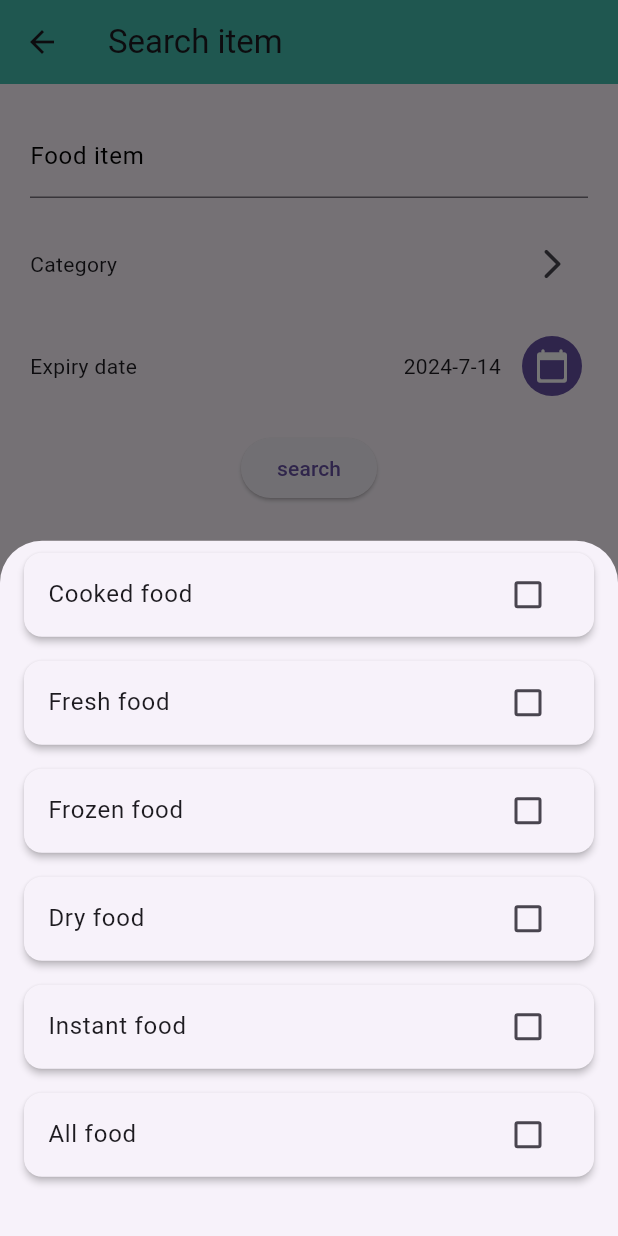
After one commit to TAPIIPAUSE/FoodHero, a Flutter app: the SearchItem screen opened by its route, after a tap on the "arrow forward ios" icon, on a phone screen of 412 x 824 dp. The commit adds this screen. Run offline on Flutter 3.47's test engine with Material 3 defaults, Android fonts, the phone set to English and light mode, and no system bars; our stand-ins replace flutter_speed_dial, go_router, google_fonts, percent_indicator; missing offline and left inert: textwrap.

Commit message:
add search items

```diff
--- a/analysis_options.yaml
+++ b/analysis_options.yaml
@@ -1 +1,5 @@
 include: package:flutter_lints/flutter.yaml
+
+linter:
+  rules:
+    avoid_print: false
--- a/lib/main.dart
+++ b/lib/main.dart
@@ -7,6 +7,7 @@ import 'package:foodhero/pages/household.dart';
 import 'package:foodhero/pages/interorganization.dart';
 import 'package:foodhero/pages/inventory/category.dart';
 import 'package:foodhero/pages/inventory/inventory.dart';
+import 'package:foodhero/pages/inventory/search/search_item.dart';
 import 'package:foodhero/pages/login.dart';
 import 'package:foodhero/pages/notifications.dart';
 import 'package:foodhero/pages/organization.dart';
@@ -45,6 +46,12 @@ final GoRouter _router = GoRouter(
           },
         ),
         GoRoute(
+          path: 'searchitem',
+          builder: (BuildContext context, GoRouterState state) {
+            return const SearchItem();
+          },
+        ),
+        GoRoute(
           path: 'login',
           builder: (BuildContext context, GoRouterState state) {
             return login();
@@ -77,7 +84,7 @@ final GoRouter _router = GoRouter(
         GoRoute(
           path: 'wasted_food',
           builder: (BuildContext context, GoRouterState state) {
-            return const wasted_food();
+            return const WastedFood();
           },
         ),
         GoRoute(
--- a/lib/pages/inventory/inventory.dart
+++ b/lib/pages/inventory/inventory.dart
@@ -322,14 +322,14 @@ class _InventoryState extends State<Inventory> {
                       backgroundColor: AppTheme.greenMainTheme,
                       foregroundColor: Colors.white,
                       onTap: () {
-                        print("shearch");
+                        context.go('/searchitem');
                       }),
                   SpeedDialChild(
                       child: const Icon(Icons.filter_alt_rounded),
                       backgroundColor: AppTheme.greenMainTheme,
                       foregroundColor: Colors.white,
                       onTap: () {
-                        print("sort");
+                        context.go('/register');
                       }),
                   SpeedDialChild(
                       child: const Icon(Icons.history_rounded),
--- /dev/null
+++ b/lib/pages/inventory/search/search_item.dart
@@ -0,0 +1,134 @@
+import 'package:flutter/material.dart';
+import 'package:foodhero/widgets/select_category.dart';
+import 'package:foodhero/theme.dart';
+import 'package:go_router/go_router.dart';
+
+class SearchItem extends StatefulWidget {
+  const SearchItem({super.key});
+
+  @override
+  State<SearchItem> createState() => _SearchItemState();
+}
+
+class _SearchItemState extends State<SearchItem> {
+  late String fooditem;
+  final GlobalKey<FormState> formKey = GlobalKey<FormState>();
+
+  Widget buildFoodItem() {
+    return TextFormField(
+      decoration: const InputDecoration(
+        labelText: 'Food item',
+        hintText: 'Enter your food item',
+        labelStyle: TextStyle(color: Colors.black),
+        hintStyle: TextStyle(color: Colors.black),
+      ),
+      // validator: (String? value) {
+      //   if (value == null || value.isEmpty) {
+      //     return 'Please enter your food item';
+      //   }
+      //   return null;
+      // },
+      onSaved: (String? value) {
+        fooditem = value ?? '';
+      },
+    );
+  }
+
+// DateTime d = DateTime.now();
+  DateTime today = DateTime.now();
+
+  void _selectDate() async {
+    final DateTime? newDate = await showDatePicker(
+      context: context,
+      initialDate: today,
+      firstDate: DateTime(2000, 1),
+      lastDate: DateTime(2050, 12),
+      helpText: 'Select a date',
+    );
+    if (newDate != null) {
+      setState(() {
+        today = newDate;
+      });
+    }
+  }
+
+  @override
+  Widget build(BuildContext context) {
+    return Scaffold(
+      appBar: AppBar(
+        title: const Text("Search item"),
+        backgroundColor: AppTheme.greenMainTheme,
+        leading: BackButton(
+          onPressed: () => context.go('/inventory/all food'),
+        ),
+      ),
+      body: SingleChildScrollView(
+        child: Padding(
+          padding: const EdgeInsets.all(20.0),
+          child: Column(
+            children: [
+              Form(
+                key: formKey,
+                child: buildFoodItem(),
+              ),
+              const SizedBox(height: 20),
+              Row(
+                mainAxisAlignment: MainAxisAlignment.spaceBetween,
+                children: [
+                  const Text("Category"),
+                  IconButton(
+                    onPressed: () {
+                      showModalBottomSheet(
+                        context: context,
+                        builder: (context) {
+                          return const SelectFoodCategory();
+                        },
+                      );
+                    },
+                    icon: const Icon(Icons.arrow_forward_ios_rounded),
+                  ),
+                ],
+              ),
+              const SizedBox(height: 20),
+              Row(
+                mainAxisAlignment: MainAxisAlignment.spaceBetween,
+                children: [
+                  const Text("Expiry date"),
+                  Row(
+                    crossAxisAlignment: CrossAxisAlignment.center,
+                    mainAxisAlignment: MainAxisAlignment.end,
+                    children: [
+                      Text(
+                        // '$today',
+                        '${today.year}-${today.month}-${today.day}',
+                      ),
+                      const SizedBox(width: 10),
+                      IconButton.filled(
+                        onPressed: _selectDate,
+                        icon: const Icon(Icons.calendar_today_rounded),
+                      ),
+                    ],
+                  ),
+                ],
+              ),
+              const SizedBox(height: 20),
+              ElevatedButton(
+                onPressed: () {
+                  if (!formKey.currentState!.validate()) {
+                    return;
+                  }
+                  formKey.currentState?.save();
+                  print(fooditem);
+
+                  context.go('/inventory/all food');
+                },
+                // style: buttonStyle,
+                child: const Text("search"),
+              ),
+            ],
+          ),
+        ),
+      ),
+    );
+  }
+}
--- a/lib/pages/wasted_food.dart
+++ b/lib/pages/wasted_food.dart
@@ -1,7 +1,7 @@
 import 'package:flutter/material.dart';
 
-class wasted_food extends StatelessWidget {
-  const wasted_food({super.key});
+class WastedFood extends StatelessWidget {
+  const WastedFood({super.key});
 
   @override
   Widget build(BuildContext context) {
--- /dev/null
+++ b/lib/widgets/select_category.dart
@@ -0,0 +1,42 @@
+import 'package:flutter/material.dart';
+
+class SelectFoodCategory extends StatefulWidget {
+  const SelectFoodCategory({super.key});
+
+  @override
+  State<SelectFoodCategory> createState() => _SelectFoodCategory();
+}
+
+class _SelectFoodCategory extends State<SelectFoodCategory> {
+  final List<String> _items = [
+    'Cooked food',
+    'Fresh food',
+    'Frozen food',
+    'Dry food',
+    'Instant food',
+    'All food',
+  ];
+  final List<bool> _selected = List.generate(6, (_) => false);
+
+  @override
+  Widget build(BuildContext context) {
+    return ListView.builder(
+      itemCount: _items.length,
+      itemBuilder: (context, index) {
+        return Card(
+          elevation: 2,
+          margin: const EdgeInsets.symmetric(vertical: 8, horizontal: 16),
+          child: CheckboxListTile(
+            title: Text(_items[index]),
+            value: _selected[index],
+            onChanged: (bool? value) {
+              setState(() {
+                _selected[index] = value ?? false;
+              });
+            },
+          ),
+        );
+      },
+    );
+  }
+}
```
